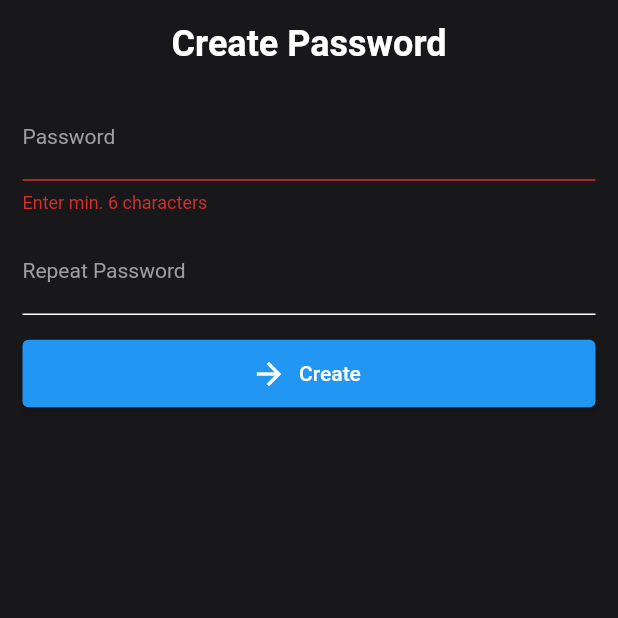
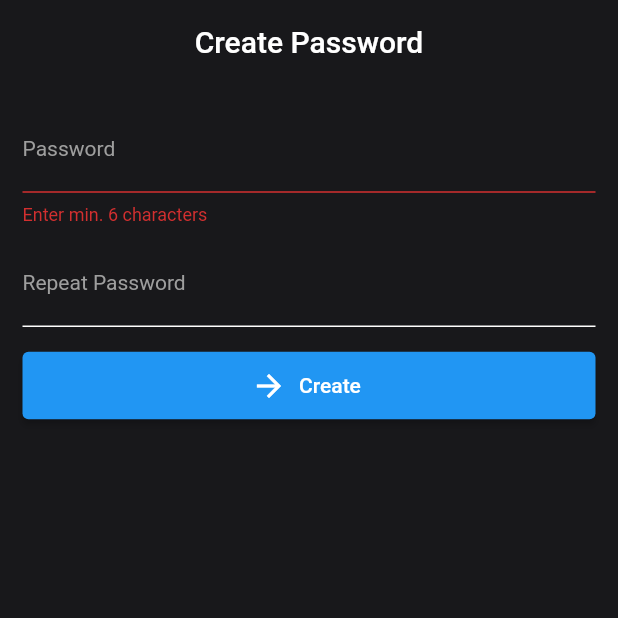
Before and after one commit to vSkyper/secure_notes, a Flutter app: the screen it shows after launch, after a tap on "Create", on a phone screen of 412 x 824 dp, the top half of it. Run offline on Flutter 3.47's test engine with Material 2 defaults, Android fonts, the phone set to English and light mode, and no system bars; our stand-ins replace convert, flutter_secure_storage; missing offline and left inert: pointycastle.

```diff
--- a/lib/main.dart
+++ b/lib/main.dart
@@ -9,9 +9,9 @@ void main() {
   runApp(const MyApp());
 }
 
-final StreamController<bool> _noteStreamCtrl =
-    StreamController<bool>.broadcast();
-Stream<bool> get onNoteCreated => _noteStreamCtrl.stream;
+final StreamController<String> _noteStreamCtrl =
+    StreamController<String>.broadcast();
+Stream<String> get onNoteCreated => _noteStreamCtrl.stream;
 
 class MyApp extends StatelessWidget {
   const MyApp({super.key});
@@ -22,10 +22,10 @@ class MyApp extends StatelessWidget {
     String? value = await storage.read(key: 'note');
 
     if (value != null) {
-      _noteStreamCtrl.sink.add(true);
+      _noteStreamCtrl.sink.add('noteAvailable');
       return;
     }
-    _noteStreamCtrl.sink.add(false);
+    _noteStreamCtrl.sink.add('noteNotAvailable');
   }
 
   @override
@@ -49,10 +49,15 @@ class MyApp extends StatelessWidget {
         stream: onNoteCreated,
         builder: (context, snapshot) {
           if (snapshot.hasData) {
-            if (snapshot.data == true) {
-              return HomePage(fetchNote: fetchNote);
+            switch (snapshot.data) {
+              case 'noteAvailable':
+                return HomePage(fetchNote: fetchNote);
+              case 'noteNotAvailable':
+                return CreatePasswordPage(fetchNote: fetchNote);
+              default:
+                return const Scaffold(
+                    body: Center(child: CircularProgressIndicator()));
             }
-            return CreatePasswordPage(fetchNote: fetchNote);
           }
           return const Scaffold(
               body: Center(child: CircularProgressIndicator()));
--- a/lib/views/create_password.dart
+++ b/lib/views/create_password.dart
@@ -51,6 +51,10 @@ class _CreatePasswordPageState extends State<CreatePasswordPage> {
     return GestureDetector(
       onTap: () => FocusManager.instance.primaryFocus?.unfocus(),
       child: Scaffold(
+        appBar: AppBar(
+          centerTitle: true,
+          title: const Text('Create Password'),
+        ),
         body: SingleChildScrollView(
           padding: const EdgeInsets.all(15),
           physics: const BouncingScrollPhysics(),
@@ -58,14 +62,6 @@ class _CreatePasswordPageState extends State<CreatePasswordPage> {
             key: _formKey,
             child: Column(
               children: [
-                const Text(
-                  'Create Password',
-                  style: TextStyle(
-                    fontWeight: FontWeight.bold,
-                    fontSize: 24,
-                  ),
-                ),
-                const SizedBox(height: 20),
                 TextFormField(
                   controller: _passwordController,
                   obscureText: true,
--- a/lib/views/settings.dart
+++ b/lib/views/settings.dart
@@ -4,7 +4,7 @@ import 'package:secured_notes/encryption.dart';
 import 'package:secured_notes/utils.dart';
 
 class Settings extends StatefulWidget {
-  final Function() closeNote;
+  final VoidCallback closeNote;
   const Settings({super.key, required this.closeNote});
 
   @override
```
